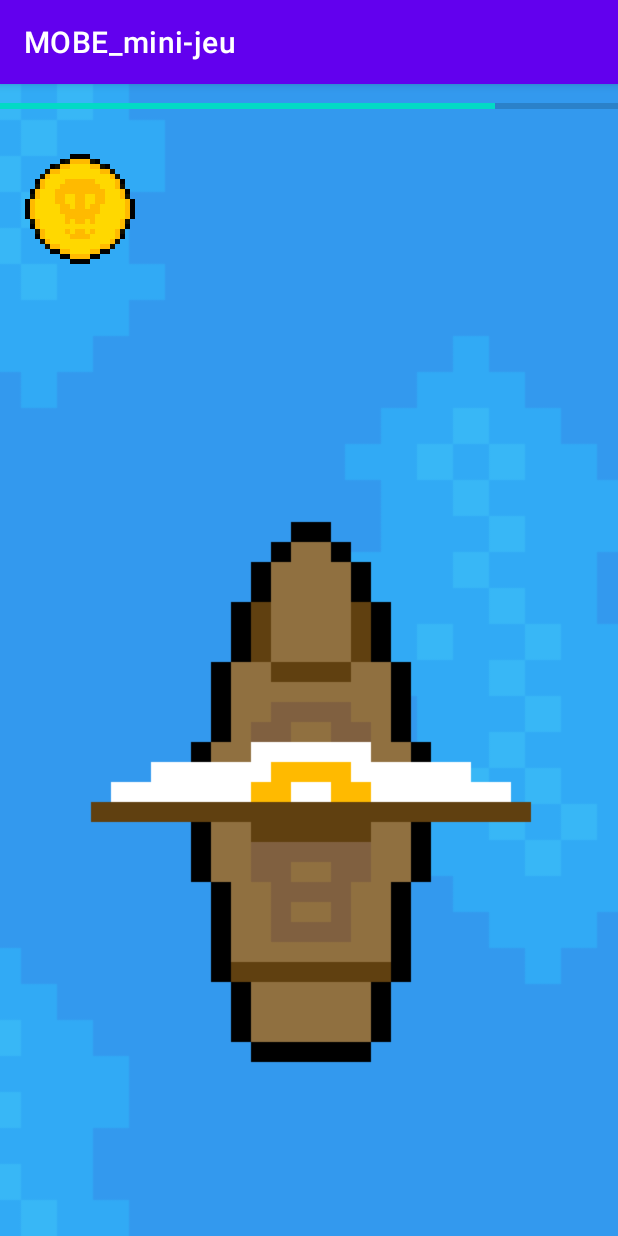
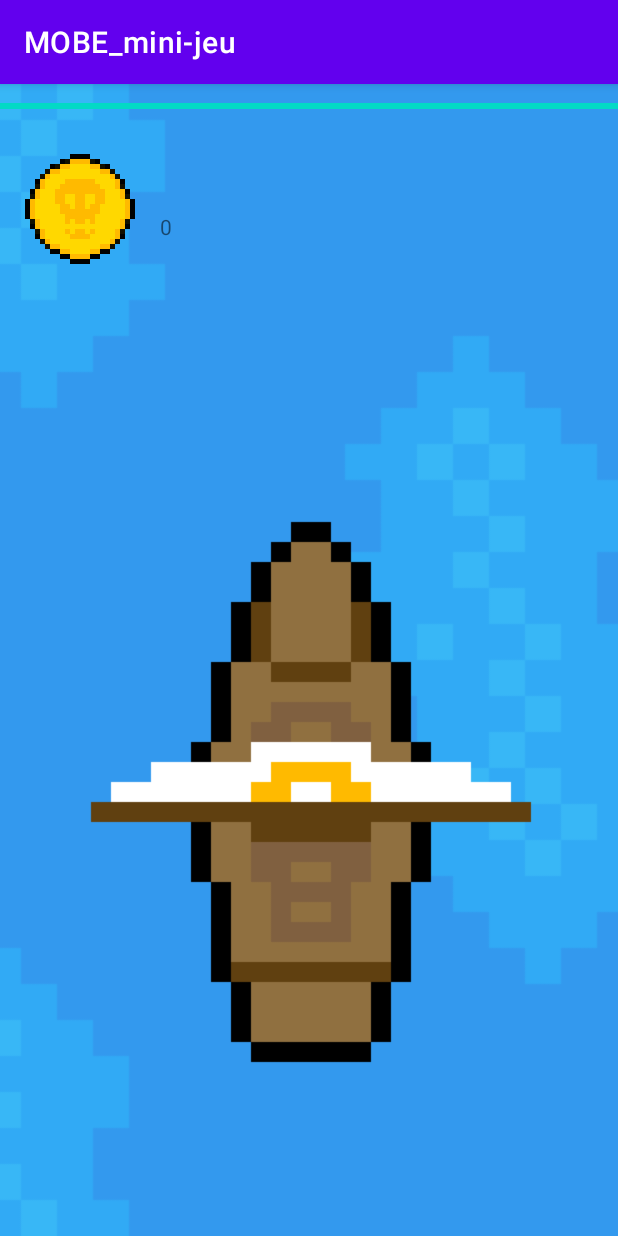
Before and after one commit to cyan-dev/MOBE_mini-jeu, an Android app: the NavigationGame screen opened directly, with no data from a screen before it, on a phone screen of 412 x 824 dp. Run offline under Robolectric (Android 15) with nearby library versions, the phone set to English and light mode, and no system bars.

Commit message:
use sharedpreferences on navigation view

```diff
--- a/app/src/main/java/com/ut3/mobe_mini_jeu/NavigationGame.java
+++ b/app/src/main/java/com/ut3/mobe_mini_jeu/NavigationGame.java
@@ -4,10 +4,12 @@ import androidx.appcompat.app.AppCompatActivity;
 import java.util.Random;
 
 import android.content.Intent;
+import android.content.SharedPreferences;
 import android.media.MediaPlayer;
 import android.os.Bundle;
 import android.view.View;
 import android.view.ViewGroup;
+import android.widget.ProgressBar;
 import android.widget.TextView;
 
 public class NavigationGame extends AppCompatActivity {
@@ -82,8 +84,8 @@ public class NavigationGame extends AppCompatActivity {
         }
     }
 
-    private int score = 0;
-    private int points;
+    private int lifePoints = 100;
+    private int points = 0;
     private int randomIndex = 0;
     private MediaPlayer coinSoundPlayer;
 
@@ -101,7 +103,7 @@ public class NavigationGame extends AppCompatActivity {
     }
 
     private boolean updateEnemyFight() {
-        int random = new Random().nextInt(5000 - randomIndex);
+        int random = new Random().nextInt(3000 - randomIndex);
         boolean isFight = false;
 
         if (random == 0) {
@@ -116,9 +118,31 @@ public class NavigationGame extends AppCompatActivity {
     }
 
     private void updateScore() {
+        // get pref
+        SharedPreferences prefs = getSharedPreferences("prefs", MODE_PRIVATE);
+        int score = prefs.getInt("score", 0);
+
+        // update score
         score += points;
+
+        // set pref
+        SharedPreferences.Editor editor = prefs.edit();
+        editor.putInt("score", score);
+        editor.apply();
+
+        // update view
         TextView scoreLabel = (TextView) findViewById(R.id.scoreLabel);
         scoreLabel.setText(Integer.toString(score));
+    }
+
+    private void updateLifePoints() {
+        // get pref
+        SharedPreferences prefs = getSharedPreferences("prefs", MODE_PRIVATE);
+        int lifePoints = prefs.getInt("lifePoints", 100);
+
+        // updateView
+        ProgressBar lifePointsBar = findViewById(R.id.lifePointsBar);
+        lifePointsBar.setProgress(lifePoints);
     }
 
     private void updateTreasureDist(Boat boat, Treasure treasure) {
@@ -128,8 +152,8 @@ public class NavigationGame extends AppCompatActivity {
 
         if (treasure.getDist() < 0) {
             coinSoundPlayer.start();
+            updateScore();
             treasure.generate();
-            updateScore();
         }
         View treasureView = findViewById(R.id.treasureView);
 
@@ -138,11 +162,32 @@ public class NavigationGame extends AppCompatActivity {
         treasureView.setLayoutParams(params);
     }
 
+    private void initializeSharedPreferences() {
+        SharedPreferences prefs = getSharedPreferences("prefs", MODE_PRIVATE);
+        SharedPreferences.Editor editor = prefs.edit();
+        if (!prefs.contains("score")) {
+            editor.putInt("score", 0);
+            editor.apply();
+        }
+        if (!prefs.contains("lifePoints")) {
+            editor.putInt("lifePoints", 100);
+            editor.apply();
+        }
+    }
+
+    private void initializeHUD() {
+        updateScore();
+        updateLifePoints();
+    }
+
     @Override
     protected void onCreate(Bundle savedInstanceState) {
 
         super.onCreate(savedInstanceState);
         setContentView(R.layout.activity_navigation_game);
+
+        initializeSharedPreferences();
+        initializeHUD();
 
         Boat boat = new Boat(Direction.N, Boat.LOW_SPEED);
         Treasure treasure = new Treasure();
--- a/app/src/main/res/layout/activity_navigation_game.xml
+++ b/app/src/main/res/layout/activity_navigation_game.xml
@@ -40,7 +40,7 @@
         app:layout_constraintEnd_toEndOf="parent"
         app:layout_constraintHorizontal_bias="0.0"
         app:layout_constraintStart_toStartOf="parent"
-        app:layout_constraintTop_toBottomOf="@+id/progressBar"
+        app:layout_constraintTop_toBottomOf="@+id/lifePointsBar"
         app:layout_constraintVertical_bias="0.004"
         app:srcCompat="@drawable/coin" />
 
@@ -57,7 +57,7 @@
         app:srcCompat="@drawable/ship1_fast" />
 
     <ProgressBar
-        android:id="@+id/progressBar"
+        android:id="@+id/lifePointsBar"
         style="@style/Widget.AppCompat.ProgressBar.Horizontal"
         android:layout_width="0dp"
         android:layout_height="30dp"
```
